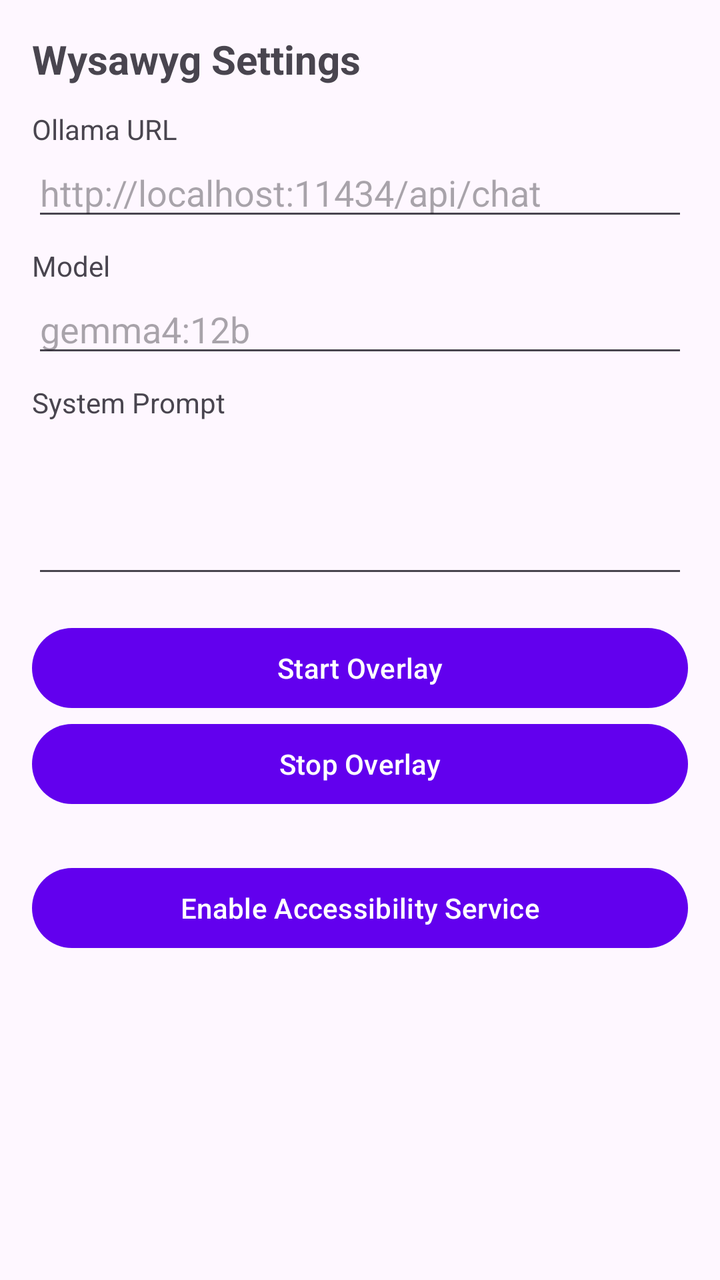
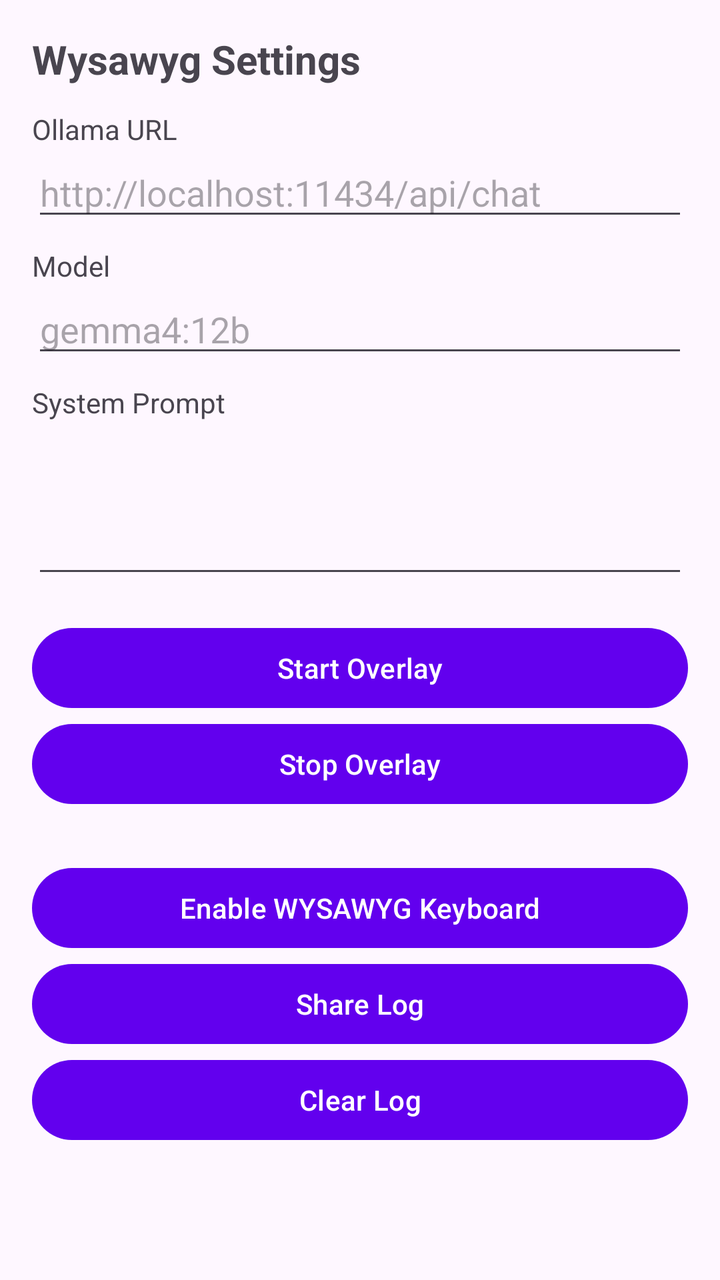

Compare the two renders of this Android layout. The source of the first and the diff that turns it into the second are given below.
<!-- AndroidManifest.xml: application theme Theme.Wysawyg -->
<!-- res/layout/activity_main.xml -->
<?xml version="1.0" encoding="utf-8"?>
<LinearLayout xmlns:android="http://schemas.android.com/apk/res/android"
    android:layout_width="match_parent"
    android:layout_height="match_parent"
    android:orientation="vertical"
    android:padding="16dp">

    <TextView
        android:layout_width="wrap_content"
        android:layout_height="wrap_content"
        android:text="Wysawyg Settings"
        android:textSize="20sp"
        android:textStyle="bold" />

    <TextView
        android:layout_width="wrap_content"
        android:layout_height="wrap_content"
        android:layout_marginTop="12dp"
        android:text="@string/ollama_url" />
    <EditText
        android:id="@+id/ollamaUrl"
        android:layout_width="match_parent"
        android:layout_height="wrap_content"
        android:hint="http://localhost:11434/api/chat"
        android:inputType="textUri" />

    <TextView
        android:layout_width="wrap_content"
        android:layout_height="wrap_content"
        android:layout_marginTop="8dp"
        android:text="@string/model" />
    <EditText
        android:id="@+id/modelName"
        android:layout_width="match_parent"
        android:layout_height="wrap_content"
        android:hint="gemma4:12b" />

    <TextView
        android:layout_width="wrap_content"
        android:layout_height="wrap_content"
        android:layout_marginTop="8dp"
        android:text="@string/system_prompt" />
    <EditText
        android:id="@+id/systemPrompt"
        android:layout_width="match_parent"
        android:layout_height="wrap_content"
        android:minLines="3"
        android:gravity="top"
        android:inputType="textMultiLine" />

    <Button
        android:id="@+id/startOverlayButton"
        android:layout_width="match_parent"
        android:layout_height="wrap_content"
        android:layout_marginTop="16dp"
        android:text="@string/start_overlay" />

    <Button
        android:id="@+id/stopOverlayButton"
        android:layout_width="match_parent"
        android:layout_height="wrap_content"
        android:text="@string/stop_overlay" />

    <Button
        android:id="@+id/openAccessibilityButton"
        android:layout_width="match_parent"
        android:layout_height="wrap_content"
        android:layout_marginTop="24dp"
        android:text="@string/enable_accessibility" />

</LinearLayout>
<!-- resources referenced by this layout -->
<resources>
  <string name="enable_accessibility">Enable Accessibility Service</string>
  <string name="model">Model</string>
  <string name="ollama_url">Ollama URL</string>
  <string name="start_overlay">Start Overlay</string>
  <string name="stop_overlay">Stop Overlay</string>
  <string name="system_prompt">System Prompt</string>
  <style name="Theme.Wysawyg" parent="Theme.Material3.DayNight.NoActionBar">
          <item name="colorPrimary">@color/purple_500</item>
          <item name="colorPrimaryVariant">@color/purple_700</item>
          <item name="colorOnPrimary">@color/white</item>
      </style>
  <color name="purple_500">#FF6200EE</color>
  <color name="purple_700">#FF3700B3</color>
  <color name="white">#FFFFFFFF</color>
</resources>

<!-- the commit's change to res/layout/activity_main.xml (unified diff, before → after) -->
@@ -62,10 +62,22 @@
         android:text="@string/stop_overlay" />
 
     <Button
-        android:id="@+id/openAccessibilityButton"
+        android:id="@+id/enableKeyboardButton"
         android:layout_width="match_parent"
         android:layout_height="wrap_content"
         android:layout_marginTop="24dp"
-        android:text="@string/enable_accessibility" />
+        android:text="Enable WYSAWYG Keyboard" />
+
+    <Button
+        android:id="@+id/shareLogButton"
+        android:layout_width="match_parent"
+        android:layout_height="wrap_content"
+        android:text="Share Log" />
+
+    <Button
+        android:id="@+id/clearLogButton"
+        android:layout_width="match_parent"
+        android:layout_height="wrap_content"
+        android:text="Clear Log" />
 
 </LinearLayout>
<!-- resource entries referenced after the edit -->
@@ -1,6 +1,5 @@
 <!-- resources referenced by this layout -->
 <resources>
-  <string name="enable_accessibility">Enable Accessibility Service</string>
   <string name="model">Model</string>
   <string name="ollama_url">Ollama URL</string>
   <string name="start_overlay">Start Overlay</string>
